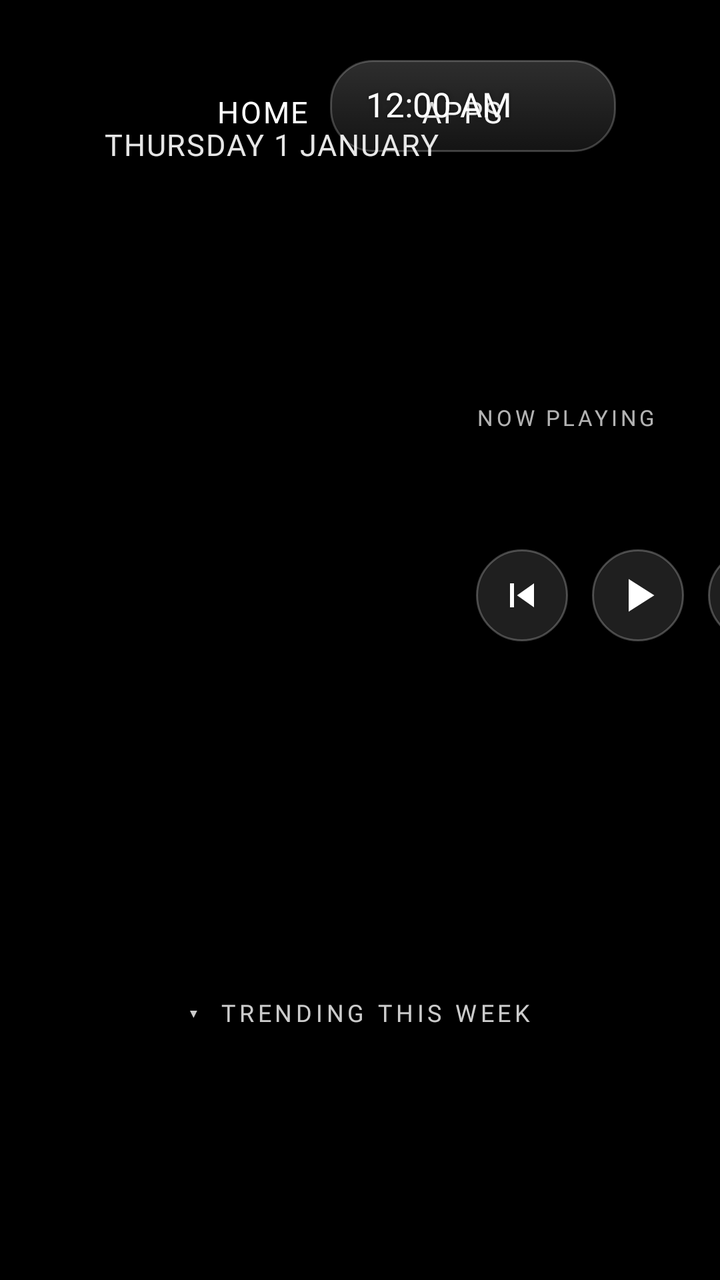
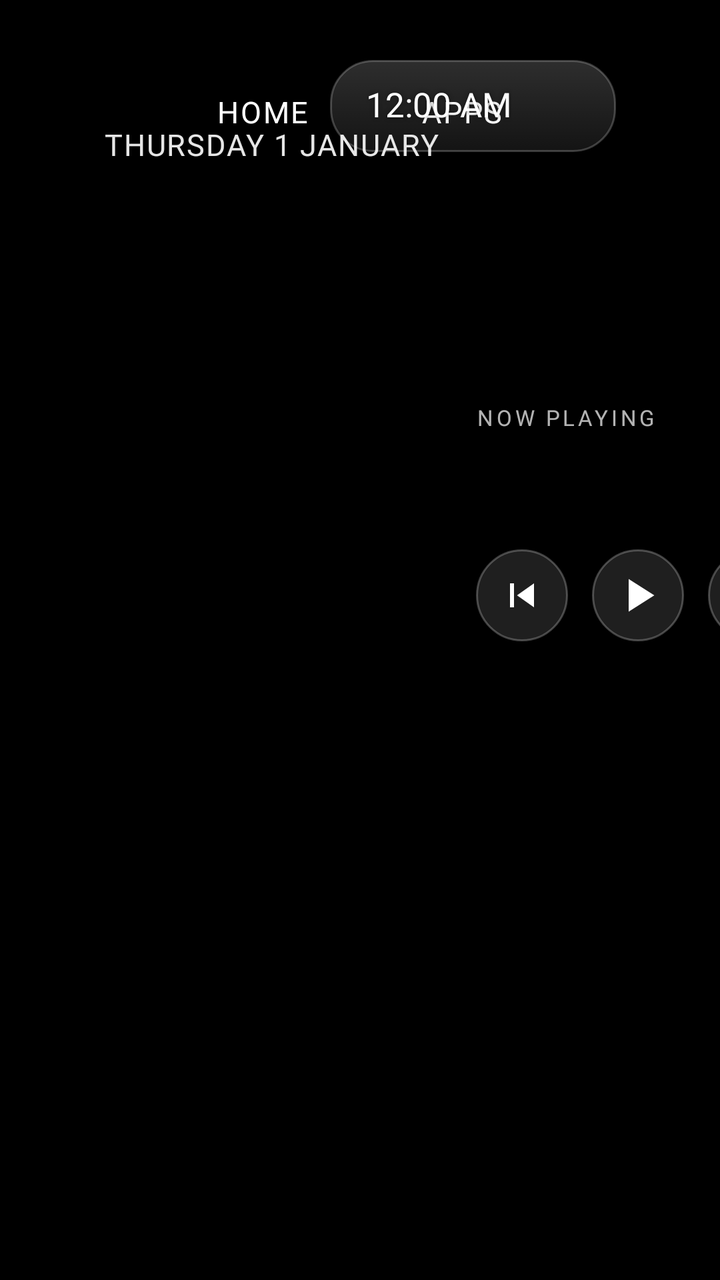

Compare the two renders of this Android layout. The source of the first and the diff that turns it into the second are given below.
<!-- AndroidManifest.xml: application theme Theme.TvHome -->
<!-- res/layout/activity_dashboard.xml -->
<?xml version="1.0" encoding="utf-8"?>
<FrameLayout xmlns:android="http://schemas.android.com/apk/res/android"
    android:id="@+id/dashRoot"
    android:layout_width="match_parent"
    android:layout_height="match_parent"
    android:clipChildren="false"
    android:clipToPadding="false"
    android:background="#FF000000">

    <TextView android:id="@+id/hello" android:layout_width="wrap_content" android:layout_height="wrap_content"
        android:layout_marginStart="52dp" android:layout_marginTop="34dp"
        android:textColor="#FFFFFFFF" android:textSize="19sp" android:fontFamily="@font/outfit_semibold"
        android:letterSpacing="0.03" android:shadowColor="#80000000" android:shadowRadius="10" android:textAllCaps="true" />
    <TextClock android:id="@+id/dashDate" android:layout_width="wrap_content" android:layout_height="wrap_content"
        android:layout_marginStart="52dp" android:layout_marginTop="62dp"
        android:format12Hour="EEEE d MMMM" android:format24Hour="EEEE d MMMM"
        android:textColor="#E6FFFFFF" android:textSize="15sp" android:fontFamily="@font/outfit_medium"
        android:letterSpacing="0.04" android:shadowColor="#80000000" android:shadowRadius="8" android:textAllCaps="true" />

    <LinearLayout android:id="@+id/tabs" android:layout_width="wrap_content" android:layout_height="wrap_content"
        android:layout_gravity="top|center_horizontal" android:layout_marginTop="36dp" android:orientation="horizontal">
        <TextView android:id="@+id/tabHome" android:layout_width="wrap_content" android:layout_height="40dp"
            android:paddingStart="22dp" android:paddingEnd="22dp" android:gravity="center" android:text="HOME"
            android:textColor="@drawable/pill_text" android:textSize="15sp" android:fontFamily="@font/outfit_semibold"
            android:letterSpacing="0.06" android:background="@drawable/tab_bg" android:focusable="true" android:clickable="true" />
        <TextView android:id="@+id/tabApps" android:layout_width="wrap_content" android:layout_height="40dp"
            android:layout_marginStart="12dp"
            android:paddingStart="22dp" android:paddingEnd="22dp" android:gravity="center" android:text="APPS"
            android:textColor="@drawable/pill_text" android:textSize="15sp" android:fontFamily="@font/outfit_semibold"
            android:letterSpacing="0.06" android:background="@drawable/tab_bg" android:focusable="true" android:clickable="true" />
    </LinearLayout>

    <LinearLayout android:id="@+id/btnStatus" android:layout_width="wrap_content" android:layout_height="46dp"
        android:layout_gravity="top|end" android:layout_marginTop="30dp" android:layout_marginEnd="52dp"
        android:paddingStart="18dp" android:paddingEnd="5dp" android:gravity="center_vertical"
        android:orientation="horizontal" android:focusable="true" android:clickable="true"
        android:background="@drawable/pill_bg" android:contentDescription="@string/settings">
        <TextClock android:id="@+id/statusClock" android:layout_width="wrap_content" android:layout_height="wrap_content"
            android:duplicateParentState="true" android:format12Hour="h:mm a" android:format24Hour="HH:mm"
            android:textColor="@drawable/pill_text" android:textSize="17sp" android:fontFamily="@font/outfit_medium"
            android:shadowColor="#73000000" android:shadowRadius="6" android:includeFontPadding="false" />
        <ImageView android:id="@+id/avatar" android:layout_width="36dp" android:layout_height="36dp"
            android:layout_marginStart="11dp" android:duplicateParentState="true" android:importantForAccessibility="no" />
    </LinearLayout>

    
    <LinearLayout android:id="@+id/musicCard" android:layout_width="415dp" android:layout_height="186dp"
        android:layout_marginStart="52dp" android:layout_marginTop="168dp" android:padding="18dp"
        android:gravity="center_vertical" android:orientation="horizontal">
        <ImageView android:id="@+id/musicArt" android:layout_width="150dp" android:layout_height="150dp"
            android:scaleType="centerCrop" android:importantForAccessibility="no" />
        <LinearLayout android:layout_width="0dp" android:layout_weight="1" android:layout_height="wrap_content"
            android:layout_marginStart="18dp" android:orientation="vertical">
            <TextView android:layout_width="wrap_content" android:layout_height="wrap_content" android:text="NOW PLAYING"
                android:textColor="#B3FFFFFF" android:textSize="11sp" android:fontFamily="@font/outfit_medium" android:letterSpacing="0.14" />
            <TextView android:id="@+id/musicTitle" android:layout_width="match_parent" android:layout_height="wrap_content"
                android:layout_marginTop="4dp" android:maxLines="2" android:ellipsize="end" android:textColor="#FFFFFFFF"
                android:textSize="20sp" android:fontFamily="@font/outfit_semibold" android:shadowColor="#66000000" android:shadowRadius="6" />
            <TextView android:id="@+id/musicArtist" android:layout_width="match_parent" android:layout_height="wrap_content"
                android:singleLine="true" android:ellipsize="end" android:textColor="#D9FFFFFF" android:textSize="13sp"
                android:fontFamily="@font/outfit_regular" />
            <LinearLayout android:layout_width="wrap_content" android:layout_height="wrap_content"
                android:layout_marginTop="10dp" android:orientation="horizontal">
                <ImageView android:id="@+id/musicPrev" android:layout_width="46dp" android:layout_height="46dp" android:padding="11dp"
                    android:src="@drawable/ic_prev" android:tint="@drawable/pill_text" android:background="@drawable/rail_btn_bg"
                    android:focusable="true" android:clickable="true" android:contentDescription="Previous" />
                <ImageView android:id="@+id/musicPlay" android:layout_width="46dp" android:layout_height="46dp" android:layout_marginStart="12dp"
                    android:padding="9dp" android:src="@drawable/ic_play" android:tint="@drawable/pill_text" android:background="@drawable/rail_btn_bg"
                    android:focusable="true" android:clickable="true" android:contentDescription="Play or pause" />
                <ImageView android:id="@+id/musicNext" android:layout_width="46dp" android:layout_height="46dp" android:layout_marginStart="12dp"
                    android:padding="9dp" android:src="@drawable/ic_next" android:tint="@drawable/pill_text" android:background="@drawable/rail_btn_bg"
                    android:focusable="true" android:clickable="true" android:contentDescription="Next" />
            </LinearLayout>
        </LinearLayout>
    </LinearLayout>

    
    <LinearLayout android:id="@+id/weatherMain" android:layout_width="280dp" android:layout_height="186dp"
        android:layout_marginStart="493dp" android:layout_marginTop="168dp" android:paddingStart="20dp" android:paddingEnd="14dp"
        android:gravity="center_vertical" android:orientation="vertical">
        <LinearLayout android:layout_width="wrap_content" android:layout_height="wrap_content" android:gravity="center_vertical"
            android:orientation="horizontal">
            <TextView android:id="@+id/weatherTemp" android:layout_width="wrap_content" android:layout_height="wrap_content"
                android:text="--°" android:textColor="#FFFFFFFF" android:textSize="62sp" android:fontFamily="@font/outfit_medium"
                android:includeFontPadding="false" android:letterSpacing="-0.03" android:shadowColor="#66000000" android:shadowRadius="10" />
            <TextView android:id="@+id/weatherIcon" android:layout_width="wrap_content" android:layout_height="wrap_content"
                android:layout_marginStart="12dp" android:textSize="40sp" />
        </LinearLayout>
        <TextView android:id="@+id/weatherNow" android:layout_width="match_parent" android:layout_height="wrap_content"
            android:layout_marginTop="6dp" android:singleLine="true" android:ellipsize="end" android:textColor="#FFFFFFFF"
            android:textSize="21sp" android:fontFamily="@font/outfit_semibold" android:shadowColor="#66000000" android:shadowRadius="6" />
        <TextView android:id="@+id/weatherRange" android:layout_width="match_parent" android:layout_height="wrap_content"
            android:singleLine="true" android:textColor="#F2FFFFFF" android:textSize="16sp" android:fontFamily="@font/outfit_medium"
            android:shadowColor="#66000000" android:shadowRadius="6" />
        <TextView android:id="@+id/weatherCity" android:layout_width="match_parent" android:layout_height="wrap_content"
            android:layout_marginTop="4dp" android:singleLine="true" android:textColor="#CCFFFFFF" android:textSize="11sp"
            android:fontFamily="@font/outfit_medium" android:letterSpacing="0.14" android:textAllCaps="true" />
    </LinearLayout>
    <LinearLayout android:id="@+id/weatherStats" android:layout_width="128dp" android:layout_height="186dp"
        android:layout_marginStart="780dp" android:layout_marginTop="168dp" android:paddingTop="6dp" android:paddingBottom="6dp"
        android:orientation="vertical">
            <LinearLayout android:layout_width="match_parent" android:layout_height="0dp" android:layout_weight="1"
                android:gravity="center_vertical" android:orientation="horizontal" android:paddingStart="14dp">
                <TextView android:layout_width="26dp" android:layout_height="wrap_content" android:text="🌡️"
                    android:textSize="16sp" android:gravity="center" />
                <LinearLayout android:layout_width="wrap_content" android:layout_height="wrap_content"
                    android:layout_marginStart="8dp" android:orientation="vertical">
                    <TextView android:layout_width="wrap_content" android:layout_height="wrap_content" android:text="Feels like"
                        android:textColor="#D9FFFFFF" android:textSize="11sp" android:fontFamily="@font/outfit_medium" />
                    <TextView android:id="@+id/stat0" android:layout_width="wrap_content" android:layout_height="wrap_content"
                        android:textColor="#FFFFFFFF" android:textSize="12sp" android:fontFamily="@font/outfit_semibold" android:singleLine="true"
                        android:shadowColor="#66000000" android:shadowRadius="5" />
                </LinearLayout>
            </LinearLayout>
            <LinearLayout android:layout_width="match_parent" android:layout_height="0dp" android:layout_weight="1"
                android:gravity="center_vertical" android:orientation="horizontal" android:paddingStart="14dp">
                <TextView android:layout_width="26dp" android:layout_height="wrap_content" android:text="☀️"
                    android:textSize="16sp" android:gravity="center" />
                <LinearLayout android:layout_width="wrap_content" android:layout_height="wrap_content"
                    android:layout_marginStart="8dp" android:orientation="vertical">
                    <TextView android:layout_width="wrap_content" android:layout_height="wrap_content" android:text="UV index"
                        android:textColor="#D9FFFFFF" android:textSize="11sp" android:fontFamily="@font/outfit_medium" />
                    <TextView android:id="@+id/stat1" android:layout_width="wrap_content" android:layout_height="wrap_content"
                        android:textColor="#FFFFFFFF" android:textSize="12sp" android:fontFamily="@font/outfit_semibold" android:singleLine="true"
                        android:shadowColor="#66000000" android:shadowRadius="5" />
                </LinearLayout>
            </LinearLayout>
            <LinearLayout android:layout_width="match_parent" android:layout_height="0dp" android:layout_weight="1"
                android:gravity="center_vertical" android:orientation="horizontal" android:paddingStart="14dp">
                <TextView android:layout_width="26dp" android:layout_height="wrap_content" android:text="💨"
                    android:textSize="16sp" android:gravity="center" />
                <LinearLayout android:layout_width="wrap_content" android:layout_height="wrap_content"
                    android:layout_marginStart="8dp" android:orientation="vertical">
                    <TextView android:layout_width="wrap_content" android:layout_height="wrap_content" android:text="Wind"
                        android:textColor="#D9FFFFFF" android:textSize="11sp" android:fontFamily="@font/outfit_medium" />
                    <TextView android:id="@+id/stat2" android:layout_width="wrap_content" android:layout_height="wrap_content"
                        android:textColor="#FFFFFFFF" android:textSize="12sp" android:fontFamily="@font/outfit_semibold" android:singleLine="true"
                        android:shadowColor="#66000000" android:shadowRadius="5" />
                </LinearLayout>
            </LinearLayout>
            <LinearLayout android:layout_width="match_parent" android:layout_height="0dp" android:layout_weight="1"
                android:gravity="center_vertical" android:orientation="horizontal" android:paddingStart="14dp">
                <TextView android:layout_width="26dp" android:layout_height="wrap_content" android:text="☁️"
                    android:textSize="16sp" android:gravity="center" />
                <LinearLayout android:layout_width="wrap_content" android:layout_height="wrap_content"
                    android:layout_marginStart="8dp" android:orientation="vertical">
                    <TextView android:layout_width="wrap_content" android:layout_height="wrap_content" android:text="Cloud cover"
                        android:textColor="#D9FFFFFF" android:textSize="11sp" android:fontFamily="@font/outfit_medium" />
                    <TextView android:id="@+id/stat3" android:layout_width="wrap_content" android:layout_height="wrap_content"
                        android:textColor="#FFFFFFFF" android:textSize="12sp" android:fontFamily="@font/outfit_semibold" android:singleLine="true"
                        android:shadowColor="#66000000" android:shadowRadius="5" />
                </LinearLayout>
            </LinearLayout>
    </LinearLayout>

    
    <LinearLayout android:id="@+id/appRow" android:layout_width="856dp" android:layout_height="76dp"
        android:layout_marginStart="52dp" android:layout_marginTop="396dp" android:orientation="horizontal"
        android:clipChildren="false" android:clipToPadding="false" />

    <TextView android:id="@+id/trendingHint" android:layout_width="wrap_content" android:layout_height="wrap_content"
        android:layout_gravity="top|center_horizontal" android:layout_marginTop="498dp"
        android:text="▾  TRENDING THIS WEEK" android:textColor="#CCFFFFFF" android:textSize="12sp"
        android:fontFamily="@font/outfit_medium" android:letterSpacing="0.16" android:shadowColor="#80000000" android:shadowRadius="8" />
</FrameLayout>
<!-- resources referenced by this layout -->
<resources>
  <!-- drawable ic_next (drawable) -->
  <?xml version="1.0" encoding="utf-8"?>
  <vector xmlns:android="http://schemas.android.com/apk/res/android"
      android:width="24dp" android:height="24dp" android:viewportWidth="24" android:viewportHeight="24">
      <path android:fillColor="#FFFFFFFF" android:pathData="M6,18l8.5,-6L6,6v12zM16,6v12h2V6h-2z" />
  </vector>
  <!-- drawable ic_play (drawable) -->
  <?xml version="1.0" encoding="utf-8"?>
  <vector xmlns:android="http://schemas.android.com/apk/res/android"
      android:width="24dp" android:height="24dp" android:viewportWidth="24" android:viewportHeight="24">
      <path android:fillColor="#FFFFFFFF" android:pathData="M8,5v14l11,-7z" />
  </vector>
  <!-- drawable ic_prev (drawable) -->
  <?xml version="1.0" encoding="utf-8"?>
  <vector xmlns:android="http://schemas.android.com/apk/res/android"
      android:width="24dp" android:height="24dp" android:viewportWidth="24" android:viewportHeight="24">
      <path android:fillColor="#FFFFFFFF" android:pathData="M6,6h2v12H6zM9.5,12l8.5,6V6z" />
  </vector>
  <!-- drawable pill_bg (drawable) -->
  <?xml version="1.0" encoding="utf-8"?>
  <selector xmlns:android="http://schemas.android.com/apk/res/android">
      <item android:state_focused="true">
          <shape android:shape="rectangle">
              <solid android:color="#F5FFFFFF" />
              <corners android:radius="21dp" />
          </shape>
      </item>
      
      <item android:state_activated="true">
          <shape android:shape="rectangle">
              <solid android:color="#596EC1FF" />
              <stroke android:width="1.5dp" android:color="#FF6EC1FF" />
              <corners android:radius="21dp" />
          </shape>
      </item>
      <item>
          <shape android:shape="rectangle">
              <gradient android:angle="270" android:startColor="#2EFFFFFF" android:endColor="#14FFFFFF" />
              <stroke android:width="1dp" android:color="#38FFFFFF" />
              <corners android:radius="21dp" />
          </shape>
      </item>
  </selector>
  <!-- drawable pill_text (drawable) -->
  <?xml version="1.0" encoding="utf-8"?>
  <selector xmlns:android="http://schemas.android.com/apk/res/android">
      <item android:state_focused="true" android:color="#FF111111" />
      <item android:color="#FFFFFFFF" />
  </selector>
  <!-- drawable rail_btn_bg (drawable) -->
  <?xml version="1.0" encoding="utf-8"?>
  <selector xmlns:android="http://schemas.android.com/apk/res/android">
      <item android:state_focused="true">
          <shape android:shape="oval"><solid android:color="#FFFFFFFF" /></shape>
      </item>
      <item>
          <shape android:shape="oval"><solid android:color="#1FFFFFFF" /><stroke android:width="1dp" android:color="#40FFFFFF" /></shape>
      </item>
  </selector>
  <!-- drawable tab_bg (drawable) -->
  <?xml version="1.0" encoding="utf-8"?>
  <selector xmlns:android="http://schemas.android.com/apk/res/android">
      <item android:state_focused="true">
          <shape android:shape="rectangle"><solid android:color="#F5FFFFFF" /><corners android:radius="20dp" /></shape>
      </item>
      <item android:state_selected="true">
          <shape android:shape="rectangle"><solid android:color="#33FFFFFF" /><stroke android:width="1dp" android:color="#59FFFFFF" /><corners android:radius="20dp" /></shape>
      </item>
      <item><shape android:shape="rectangle"><solid android:color="#00000000" /><corners android:radius="20dp" /></shape></item>
  </selector>
  <string name="settings">Settings</string>
  <style name="Theme.TvHome" parent="android:Theme.Material.NoActionBar.Fullscreen">
          <item name="android:windowBackground">@android:color/black</item>
          <item name="android:colorBackground">@android:color/black</item>
          <item name="android:windowAnimationStyle">@null</item>
      </style>
</resources>

<!-- the commit's change to res/layout/activity_dashboard.xml (unified diff, before → after) -->
@@ -158,8 +158,4 @@
         android:layout_marginStart="52dp" android:layout_marginTop="396dp" android:orientation="horizontal"
         android:clipChildren="false" android:clipToPadding="false" />
 
-    <TextView android:id="@+id/trendingHint" android:layout_width="wrap_content" android:layout_height="wrap_content"
-        android:layout_gravity="top|center_horizontal" android:layout_marginTop="498dp"
-        android:text="▾  TRENDING THIS WEEK" android:textColor="#CCFFFFFF" android:textSize="12sp"
-        android:fontFamily="@font/outfit_medium" android:letterSpacing="0.16" android:shadowColor="#80000000" android:shadowRadius="8" />
 </FrameLayout>
